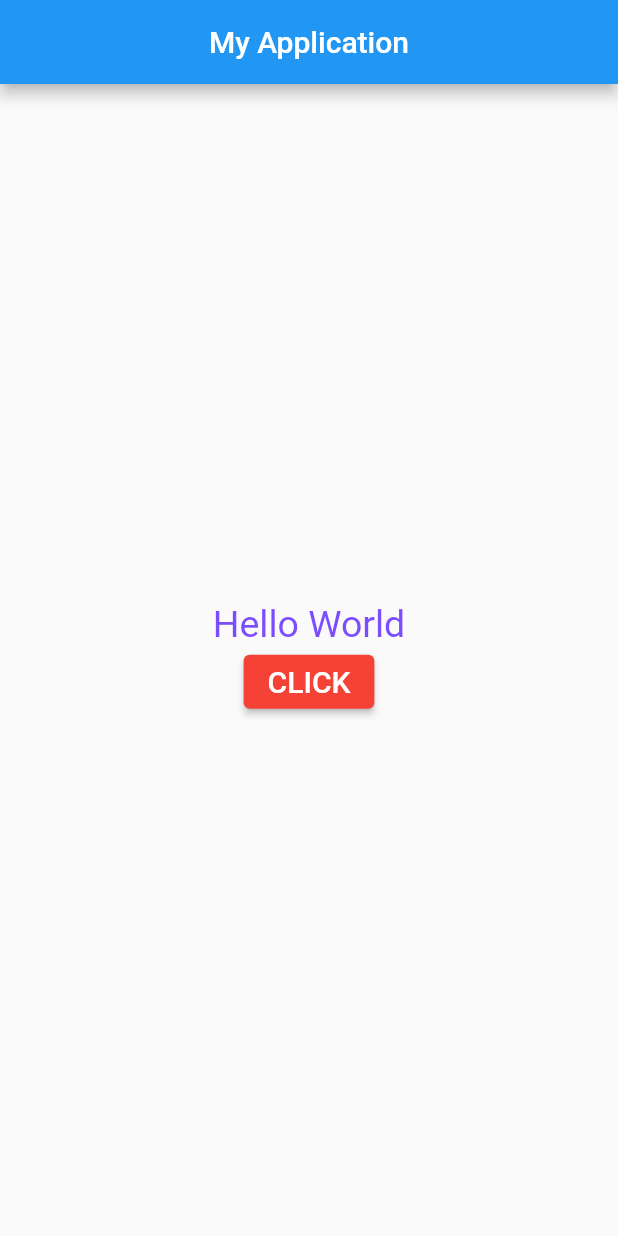
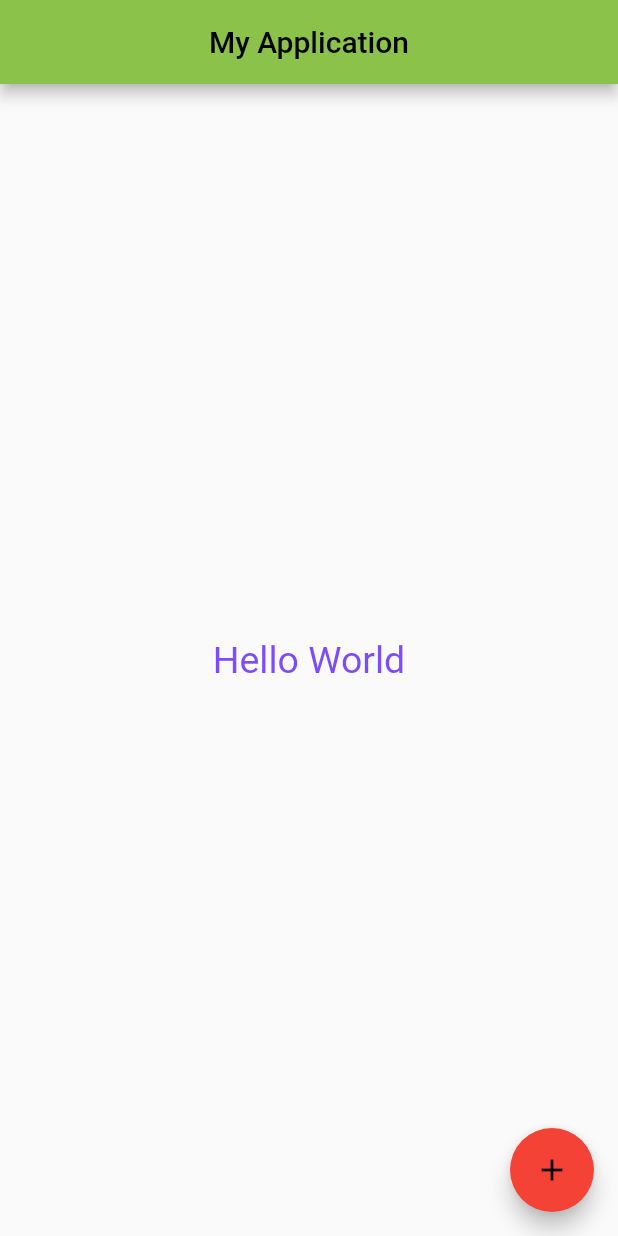
Before and after one commit to SuryaSatyaNikhil503/state_ful_app, a Flutter app: the screen it shows after launch, on a phone screen of 412 x 824 dp. Run offline on Flutter 3.47's test engine with Material 2 defaults, Android fonts, the phone set to English and light mode, and no system bars; Roboto replaces fonts that are missing (Times new Roman, arial).

Commit message:
This Commit Includes how to work with the Floating Action Button

```diff
--- a/lib/main.dart
+++ b/lib/main.dart
@@ -10,9 +10,12 @@ class MyApp extends StatelessWidget {
   @override
   Widget build(BuildContext context) {
     return MaterialApp(
-      title: "my app",
-      home: HomePage(),
-    );
+        title: "my app",
+        home: HomePage(),
+        theme: ThemeData(
+          primarySwatch: Colors.lightGreen,
+          brightness: Brightness.light,
+        ));
   }
 }
 
@@ -50,17 +53,6 @@ class _HomePageState extends State<HomePage> {
                   fontSize: 25.0,
                   fontFamily: 'Times new Roman'),
             ),
-            new ElevatedButton(
-              child: new Text(
-                "CLICK",
-                style: new TextStyle(
-                    color: Colors.white, fontSize: 20.0, fontFamily: 'arial'),
-              ),
-              onPressed: change,
-              style: ElevatedButton.styleFrom(
-                primary: Colors.red, // Set the button color here
-              ),
-            )
           ],
         ),
       ),
@@ -77,6 +69,11 @@ class _HomePageState extends State<HomePage> {
         centerTitle: true,
       ),
       body: Center(child: _bodywidget()),
+      floatingActionButton: new FloatingActionButton(
+        child: new Icon(Icons.add),
+        onPressed: change,
+        backgroundColor: Colors.red,
+      ),
     );
   }
 }
```
